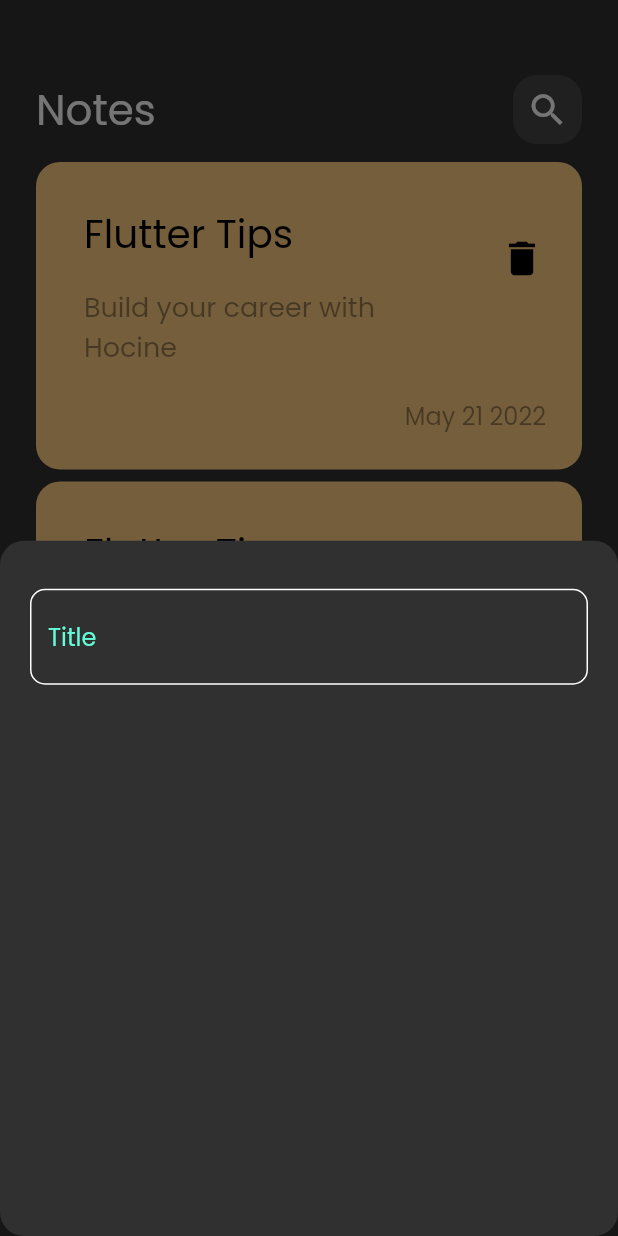
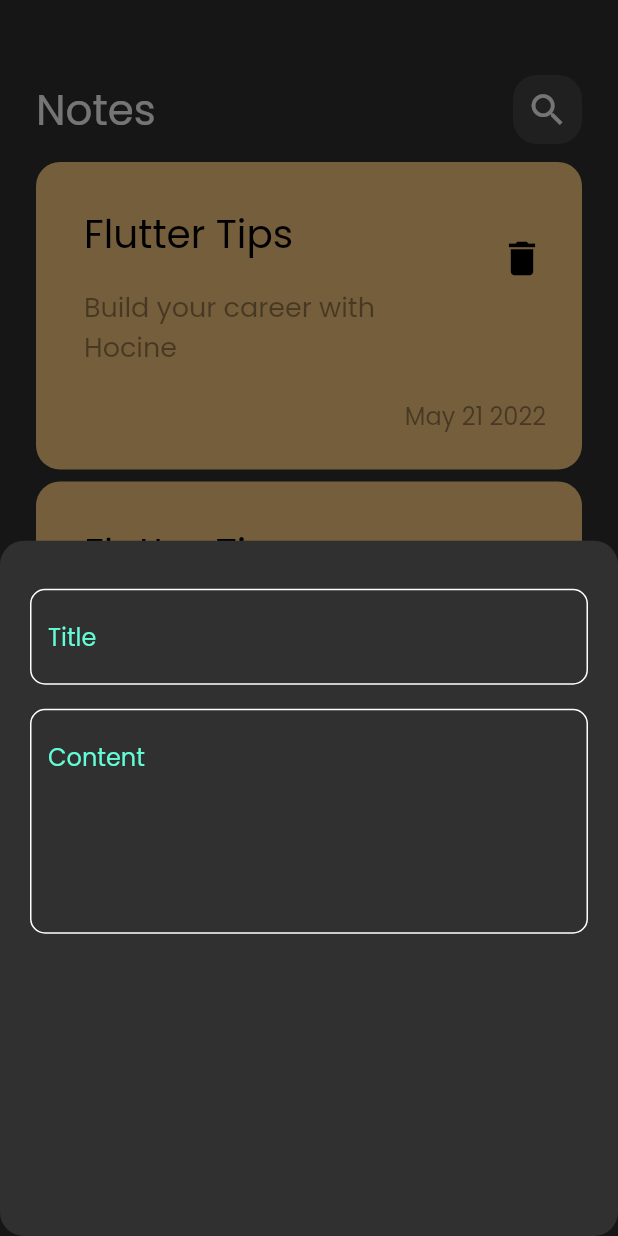
Before and after one commit to salah24/notes, a Flutter app: the screen it shows after launch, after a tap on the "add" icon, on a phone screen of 412 x 824 dp. Run offline on Flutter 3.47's test engine with Material 2 defaults, Android fonts, the phone set to English and light mode, and no system bars.

Commit message:
add fields to botoom sheet

```diff
--- a/lib/views/widgets/add_note_botoom_sheet.dart
+++ b/lib/views/widgets/add_note_botoom_sheet.dart
@@ -9,11 +9,20 @@ class AddNoteBotoomSheet extends StatelessWidget {
     return Padding(
       padding: const EdgeInsets.symmetric(horizontal: 20),
       child: Column(
-        children: [
+        children: const [
           SizedBox(
             height: 32,
           ),
-          CustomTextField(),
+          CustomTextField(
+            hint: 'Title',
+          ),
+          SizedBox(
+            height: 16,
+          ),
+          CustomTextField(
+            hint: 'Content',
+            maxLines: 5,
+          ),
         ],
       ),
     );
--- a/lib/views/widgets/custom_text_field.dart
+++ b/lib/views/widgets/custom_text_field.dart
@@ -2,14 +2,17 @@ import 'package:flutter/material.dart';
 import 'package:notes/constans.dart';
 
 class CustomTextField extends StatelessWidget {
-  const CustomTextField({Key? key}) : super(key: key);
-
+  const CustomTextField({Key? key, required this.hint, this.maxLines = 1})
+      : super(key: key);
+  final String hint;
+  final int maxLines;
   @override
   Widget build(BuildContext context) {
     return TextField(
+      maxLines: maxLines,
       cursorColor: kPrimaryColor,
       decoration: InputDecoration(
-          hintText: 'Title',
+          hintText: hint,
           hintStyle: const TextStyle(color: kPrimaryColor),
           border: buildBorder(),
           enabledBorder: buildBorder(),
```
